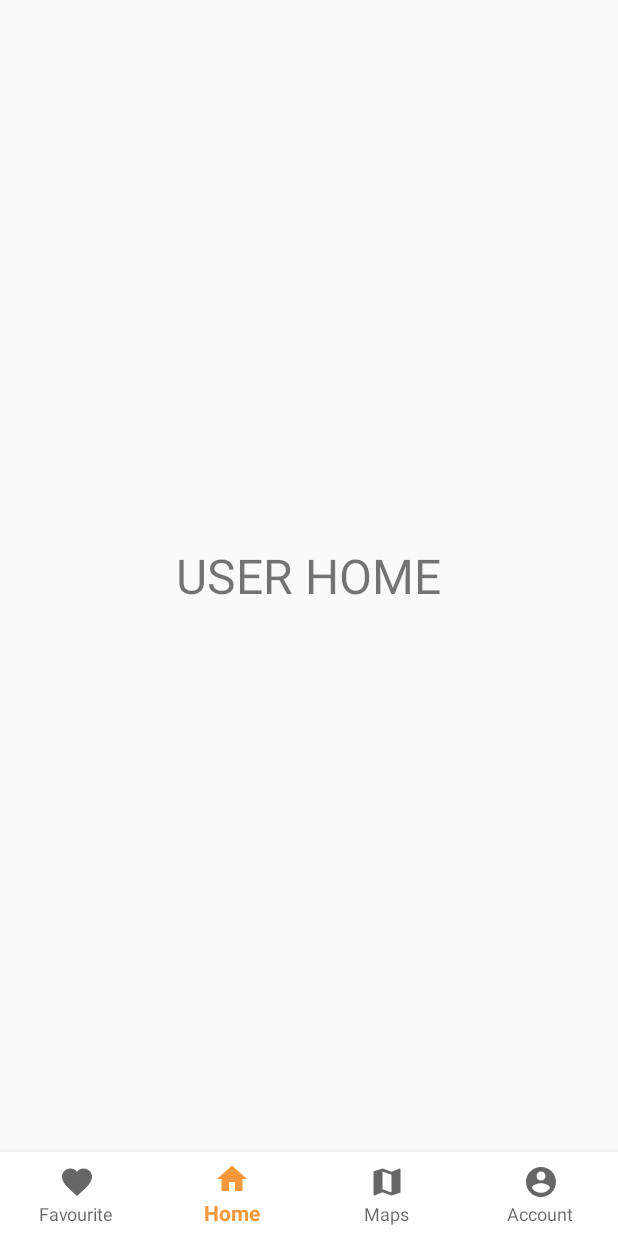
After one commit to alekyavalisetty/appartment-rental-app, an Android app: the UserDashboard_activity screen opened directly, with no data from a screen before it, on a phone screen of 412 x 824 dp. The commit adds this screen. Run offline under Robolectric (Android 15) with nearby library versions, the phone set to English and light mode, and no system bars.

Commit message:
Combined user fragments

```diff
--- a/app/src/main/java/com/pramod/apartmentrental/AdminDashboard_activity.java
+++ b/app/src/main/java/com/pramod/apartmentrental/Admin/AdminDashboard_activity.java
@@ -1,8 +1,10 @@
-package com.pramod.apartmentrental;
+package com.pramod.apartmentrental.Admin;
 
 import androidx.appcompat.app.AppCompatActivity;
 
 import android.os.Bundle;
+
+import com.pramod.apartmentrental.R;
 
 public class AdminDashboard_activity extends AppCompatActivity {
 
--- /dev/null
+++ b/app/src/main/java/com/pramod/apartmentrental/User/UserDashboard_activity.java
@@ -0,0 +1,58 @@
+package com.pramod.apartmentrental.User;
+
+import androidx.annotation.NonNull;
+import androidx.appcompat.app.AppCompatActivity;
+import androidx.fragment.app.Fragment;
+import androidx.fragment.app.FragmentTransaction;
+
+import android.os.Bundle;
+import android.view.MenuItem;
+
+import com.google.android.material.bottomnavigation.BottomNavigationView;
+import com.pramod.apartmentrental.R;
+
+public class UserDashboard_activity extends AppCompatActivity {
+
+    @Override
+    protected void onCreate(Bundle savedInstanceState) {
+        super.onCreate(savedInstanceState);
+        setContentView(R.layout.activity_user_dashboard_activity);
+
+        BottomNavigationView UserNavigation = findViewById(R.id.bottom_nav_view_user);
+
+        UserNavigation.setOnNavigationItemSelectedListener(mOnNavigationClickListener);
+        //Initialise user home fragment
+        UserNavigation.setSelectedItemId(R.id.home);
+
+    }
+
+
+    private BottomNavigationView.OnNavigationItemSelectedListener mOnNavigationClickListener
+            = new BottomNavigationView.OnNavigationItemSelectedListener() {
+        @Override
+        public boolean onNavigationItemSelected(@NonNull MenuItem menuItem) {
+
+            switch(menuItem.getItemId()){
+                case R.id.home:
+                    getFragment(new User_home_fragment());
+                    return true;
+                case R.id.maps:
+                    getFragment(new User_maps_fragment());
+                    return true;
+                case R.id.account_user:
+                    getFragment(new User_account_fragment());
+                    return true;
+                case R.id.favourites:
+                    getFragment(new User_favourites_fragment());
+                    return true;
+            }
+            return false;
+        }
+    };
+
+    private void getFragment(Fragment fragment) {
+        FragmentTransaction transaction = getSupportFragmentManager().beginTransaction();
+        transaction.replace(R.id.container, fragment);
+        transaction.commit();
+    }
+}
--- a/app/src/main/res/layout/activity_admin_dashboard_activity.xml
+++ b/app/src/main/res/layout/activity_admin_dashboard_activity.xml
@@ -4,7 +4,7 @@
     xmlns:tools="http://schemas.android.com/tools"
     android:layout_width="match_parent"
     android:layout_height="match_parent"
-    tools:context=".UserDashboard_activity">
+    tools:context=".User.UserDashboard_activity">
 
     <FrameLayout
         android:layout_width="match_parent"
--- a/app/src/main/res/layout/activity_user_dashboard_activity.xml
+++ b/app/src/main/res/layout/activity_user_dashboard_activity.xml
@@ -4,7 +4,7 @@
     xmlns:tools="http://schemas.android.com/tools"
     android:layout_width="match_parent"
     android:layout_height="match_parent"
-    tools:context=".UserDashboard_activity">
+    tools:context=".User.UserDashboard_activity">
 
     <FrameLayout
         android:layout_width="match_parent"
```
